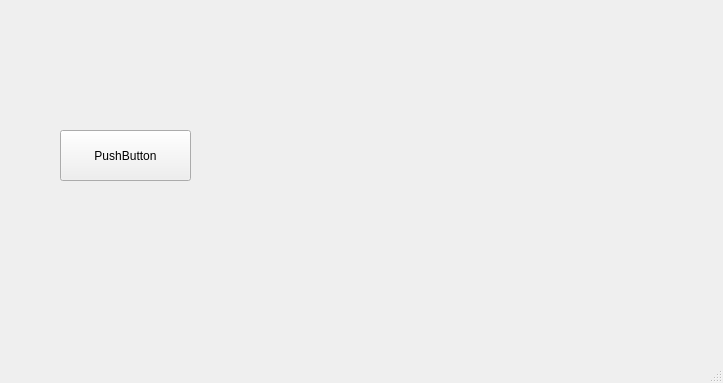
Before: the Qt Designer form tho3ban.ui in Douvakiing/tho3ban, drawn with Qt 5.
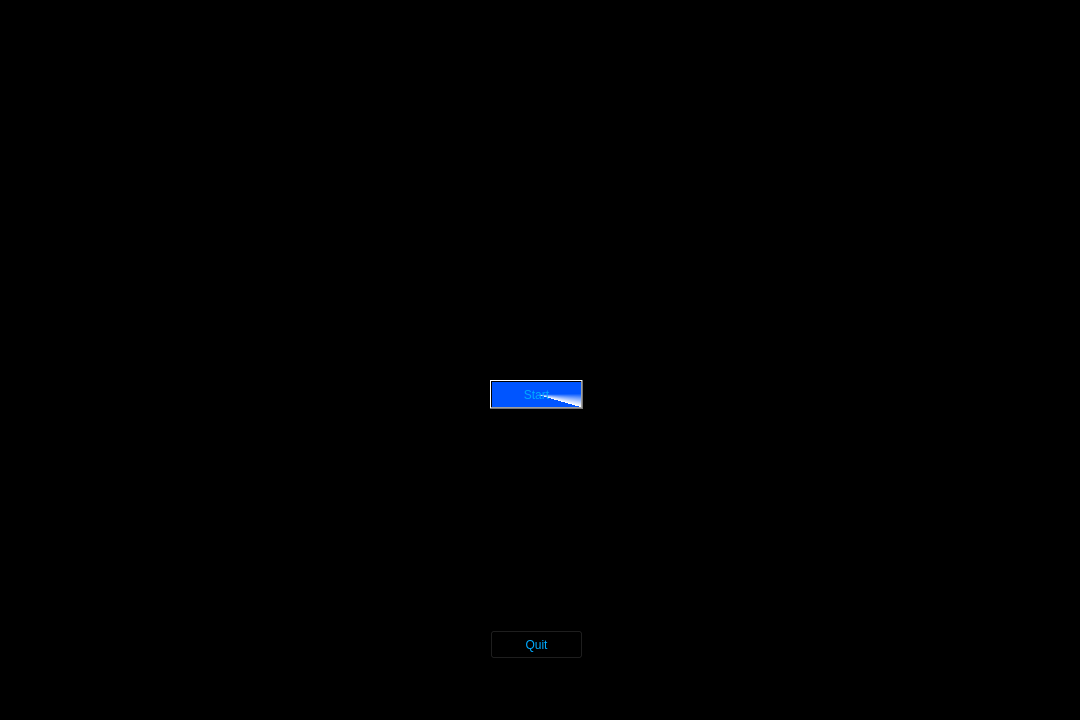
After: the same form once the commit is applied. Icons and pictures are not drawn.

Commit message: added button event fo Seif's mid gui

What changed in the file:
```diff
--- a/tho3ban.ui
+++ b/tho3ban.ui
@@ -6,39 +6,144 @@
    <rect>
     <x>0</x>
     <y>0</y>
-    <width>723</width>
-    <height>383</height>
+    <width>1080</width>
+    <height>720</height>
    </rect>
   </property>
+  <property name="sizePolicy">
+   <sizepolicy hsizetype="Fixed" vsizetype="Fixed">
+    <horstretch>0</horstretch>
+    <verstretch>0</verstretch>
+   </sizepolicy>
+  </property>
+  <property name="minimumSize">
+   <size>
+    <width>1080</width>
+    <height>720</height>
+   </size>
+  </property>
   <property name="windowTitle">
    <string>tho3ban</string>
   </property>
   <widget class="QWidget" name="centralwidget">
-   <widget class="QPushButton" name="pushButton">
+   <property name="sizePolicy">
+    <sizepolicy hsizetype="Fixed" vsizetype="Fixed">
+     <horstretch>0</horstretch>
+     <verstretch>0</verstretch>
+    </sizepolicy>
+   </property>
+   <property name="minimumSize">
+    <size>
+     <width>1080</width>
+     <height>720</height>
+    </size>
+   </property>
+   <property name="mouseTracking">
+    <bool>true</bool>
+   </property>
+   <property name="autoFillBackground">
+    <bool>true</bool>
+   </property>
+   <widget class="QFrame" name="frame">
     <property name="geometry">
      <rect>
-      <x>60</x>
-      <y>130</y>
-      <width>131</width>
-      <height>51</height>
+      <x>0</x>
+      <y>0</y>
+      <width>1080</width>
+      <height>720</height>
      </rect>
     </property>
-    <property name="text">
-     <string>PushButton</string>
+    <property name="sizePolicy">
+     <sizepolicy hsizetype="Fixed" vsizetype="Fixed">
+      <horstretch>0</horstretch>
+      <verstretch>0</verstretch>
+     </sizepolicy>
     </property>
+    <property name="autoFillBackground">
+     <bool>false</bool>
+    </property>
+    <property name="styleSheet">
+     <string notr="true">color: rgb(0, 170, 255);
+background-color: rgb(0, 0, 0);</string>
+    </property>
+    <property name="frameShape">
+     <enum>QFrame::Shape::StyledPanel</enum>
+    </property>
+    <property name="frameShadow">
+     <enum>QFrame::Shadow::Raised</enum>
+    </property>
+    <widget class="QPushButton" name="pushButton">
+     <property name="geometry">
+      <rect>
+       <x>490</x>
+       <y>380</y>
+       <width>93</width>
+       <height>29</height>
+      </rect>
+     </property>
+     <property name="autoFillBackground">
+      <bool>false</bool>
+     </property>
+     <property name="styleSheet">
+      <string notr="true">background-color: qconicalgradient(cx:0.5, cy:0.5, angle:0, stop:0 rgba(0, 85, 255, 255), stop:1 rgba(255, 255, 255, 255));
+background-color: qconicalgradient(cx:0.5, cy:0.5, angle:315.2, stop:0 rgba(255, 255, 255, 255), stop:0.134615 rgba(0, 85, 255, 255));</string>
+     </property>
+     <property name="text">
+      <string>Start</string>
+     </property>
+     <property name="default">
+      <bool>false</bool>
+     </property>
+    </widget>
+    <widget class="QPushButton" name="pushButton_2">
+     <property name="geometry">
+      <rect>
+       <x>490</x>
+       <y>630</y>
+       <width>93</width>
+       <height>29</height>
+      </rect>
+     </property>
+     <property name="contextMenuPolicy">
+      <enum>Qt::ContextMenuPolicy::DefaultContextMenu</enum>
+     </property>
+     <property name="text">
+      <string>Quit</string>
+     </property>
+     <property name="icon">
+      <iconset theme="QIcon::ThemeIcon::SystemShutdown"/>
+     </property>
+     <property name="checkable">
+      <bool>false</bool>
+     </property>
+    </widget>
+    <widget class="QLabel" name="label">
+     <property name="enabled">
+      <bool>true</bool>
+     </property>
+     <property name="geometry">
+      <rect>
+       <x>380</x>
+       <y>60</y>
+       <width>281</width>
+       <height>231</height>
+      </rect>
+     </property>
+     <property name="styleSheet">
+      <string notr="true"/>
+     </property>
+     <property name="text">
+      <string/>
+     </property>
+     <property name="pixmap">
+      <pixmap resource="resources/resources.qrc">:/image/photo.jpg</pixmap>
+     </property>
+     <property name="scaledContents">
+      <bool>true</bool>
+     </property>
+    </widget>
    </widget>
   </widget>
-  <widget class="QMenuBar" name="menubar">
-   <property name="geometry">
-    <rect>
-     <x>0</x>
-     <y>0</y>
-     <width>723</width>
-     <height>25</height>
-    </rect>
-   </property>
-  </widget>
-  <widget class="QStatusBar" name="statusbar"/>
  </widget>
  <resources/>
  <connections/>
```
Left out of the diff: 4 changed lines with no effect on the pictures. The commit also changes 4 other files.
